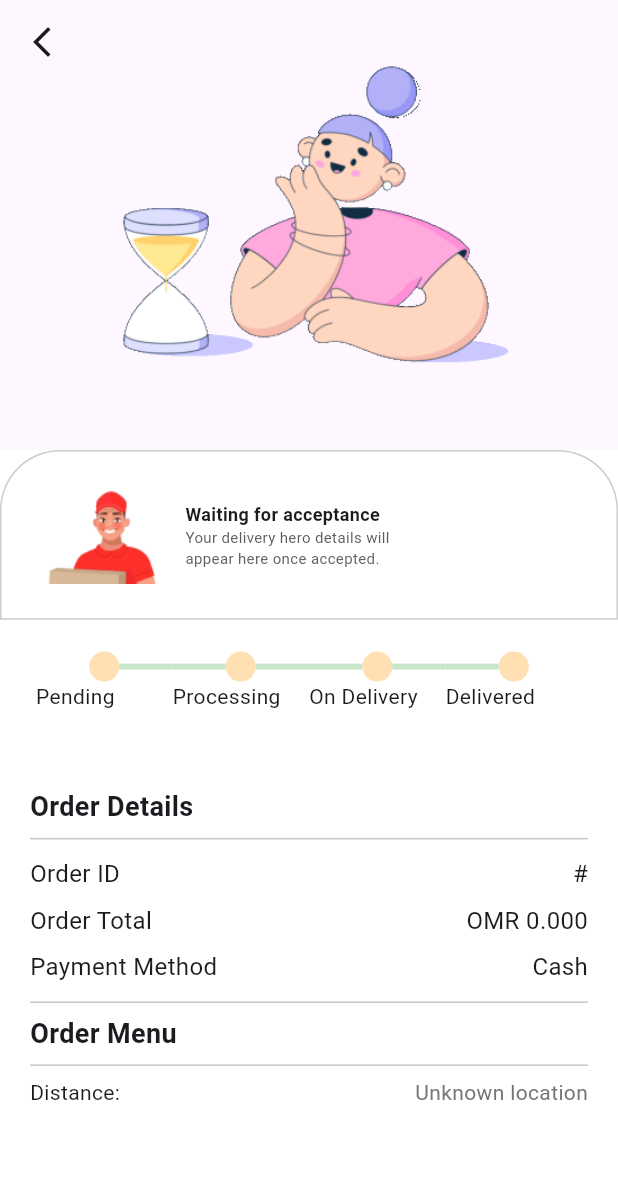
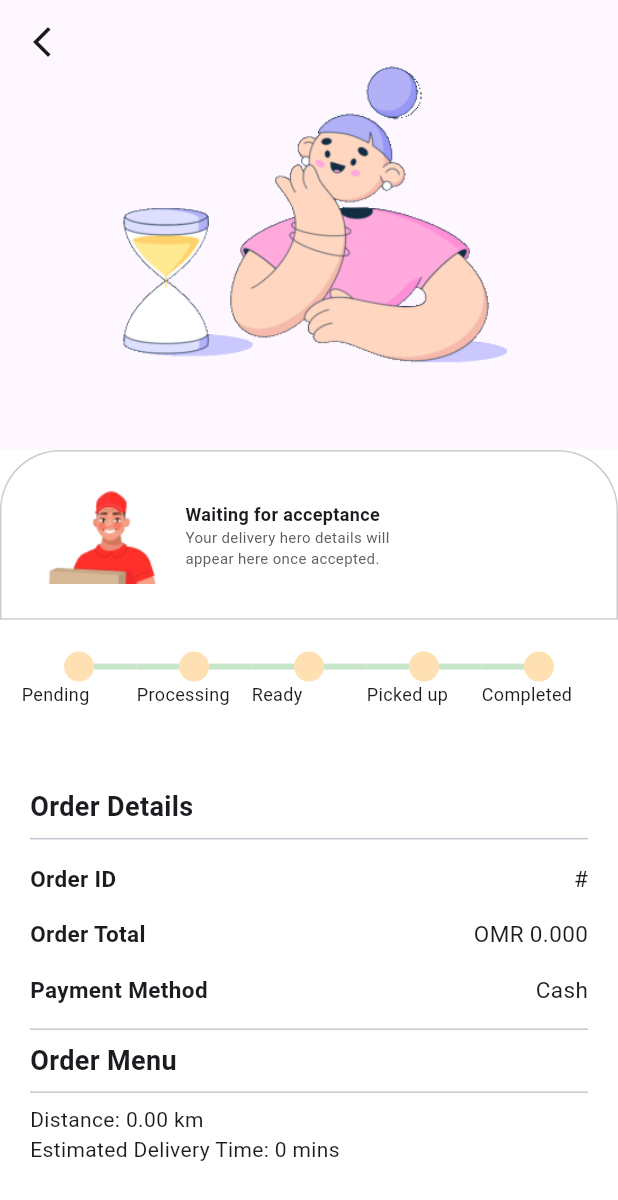
Before and after one commit to ItOntrend/Ontrend-Application, a Flutter app: the DeliveryTrackingPage screen opened directly with empty values, on a phone screen of 412 x 824 dp. Shown: the top 1200 px of the screen. Run offline on Flutter 3.47's test engine with Material 3 defaults, Android fonts, the phone set to English and light mode, and no system bars; drawn by our look-alikes of timeline_tile; our stand-ins replace another_flutter_splash_screen, cached_network_image, carousel_slider, cloud_firestore, connectivity_plus, country_picker and 16 more; missing offline and left inert: flutter_cart, google_maps_place_picker_mb, persistent_bottom_nav_bar_plus; accounts and stored records are empty; project files that could hold a hidden picture were left out.

Commit message:
location showing function comleted on dalivery tracking page

```diff
--- a/lib/controller/vendor_controller.dart
+++ b/lib/controller/vendor_controller.dart
@@ -38,6 +38,10 @@ class VendorController extends GetxController {
     } catch (e) {
       log('Error fetching user location: $e');
     }
+  }
+  Future<double> getDistance(double startLatitude, double startLongitude, double endLatitude, double endLongitude) async {
+    double distanceInMeters = Geolocator.distanceBetween(startLatitude, startLongitude, endLatitude, endLongitude);
+    return distanceInMeters / 1000; // convert to kilometers
   }
 
   Future<String> getAddressFromLatLng(double latitude, double longitude) async {
--- a/lib/view/pages/login_page.dart
+++ b/lib/view/pages/login_page.dart
@@ -19,6 +19,7 @@ class LoginPage extends StatelessWidget {
   @override
   Widget build(BuildContext context) {
     return Scaffold(
+      backgroundColor: kWhite,
       // resizeToAvoidBottomInset: false,
       body: SafeArea(
         child: SingleChildScrollView(
--- a/lib/view/pages/sub_pages/add_to_cart_page.dart
+++ b/lib/view/pages/sub_pages/add_to_cart_page.dart
@@ -70,7 +70,7 @@ class _AddToCartPageState extends State<AddToCartPage> {
                       mainAxisAlignment: MainAxisAlignment.start,
                       children: [
                         Text(
-                          "${locationController.countryName.value}",
+                          locationController.countryName.value,
                           style: const TextStyle(color: kBlue, fontSize: 10),
                         ),
                         const Icon(
@@ -94,6 +94,7 @@ class _AddToCartPageState extends State<AddToCartPage> {
             return Column(
               crossAxisAlignment: CrossAxisAlignment.start,
               children: [
+                if (hasItems) ...[
                   Container(
                     padding: const EdgeInsets.all(12),
                     margin: const EdgeInsets.symmetric(
@@ -132,7 +133,6 @@ class _AddToCartPageState extends State<AddToCartPage> {
                       ],
                     ),
                   ),
-                if (hasItems) ...[
                   OneTextHeading(heading: "Offers & Benefits".tr),
                   kHiegth15,
                   const OffersAndBenefitsCard(),
@@ -144,9 +144,36 @@ class _AddToCartPageState extends State<AddToCartPage> {
                     addedBy: addedBy,
                   ),
                   kHiegth15,
-                ],
                   const TermsAndCondition(),
                   kHiegth20,
+                ] else ...[
+                  kHiegth140,
+                  Center(
+                    child: Column(
+                      children: [
+                        const Text(
+                          "No items found in the cart.",
+                          style: TextStyle(
+                            fontSize: 18,
+                            fontWeight: FontWeight.bold,
+                          ),
+                        ),
+                        kHiegth24,
+                        ElevatedButton(
+                          style: const ButtonStyle(
+                              backgroundColor: WidgetStatePropertyAll(kWhite)),
+                          onPressed: () {
+                            Get.back();
+                          },
+                          child: const Text(
+                            "Add Items to Cart",
+                            style: TextStyle(color: kDarkOrange),
+                          ),
+                        ),
+                      ],
+                    ),
+                  ),
+                ],
               ],
             );
           }),
--- a/lib/view/pages/sub_pages/delivery_tracking_page.dart
+++ b/lib/view/pages/sub_pages/delivery_tracking_page.dart
@@ -1,4 +1,5 @@
 import 'dart:developer';
+import 'dart:math' as math;
 
 import 'package:cloud_firestore/cloud_firestore.dart';
 import 'package:flutter/material.dart';
@@ -6,7 +7,6 @@ import 'package:flutter_screenutil/flutter_screenutil.dart';
 import 'package:get/get.dart';
 import 'package:google_maps_flutter/google_maps_flutter.dart';
 import 'package:ontrend_food_and_e_commerce/controller/cart_controller.dart';
-import 'package:ontrend_food_and_e_commerce/controller/vendor_controller.dart';
 import 'package:ontrend_food_and_e_commerce/model/core/colors.dart';
 import 'package:ontrend_food_and_e_commerce/model/core/constant.dart';
 import 'package:ontrend_food_and_e_commerce/model/order_modal.dart';
@@ -20,7 +20,7 @@ class DeliveryTrackingPage extends StatefulWidget {
       required this.orderId,
       required this.latitude,
       required this.longitude});
-  final double latitude; // Change to double
+  final double latitude;
   final double longitude;
 
   @override
@@ -37,7 +37,7 @@ class _DeliveryTrackingPageState extends State<DeliveryTrackingPage> {
 
   @override
   void initState() {
-    // TODO: implement initState
+    super.initState();
     print("/////////////////////////////////////");
     log(widget.latitude.toString());
     log(widget.longitude.toString());
@@ -221,8 +221,9 @@ class _DeliveryTrackingPageState extends State<DeliveryTrackingPage> {
       List<String> steps = [
         "Pending",
         "Processing",
-        "On Delivery",
-        "Delivered"
+        "Ready",
+        "Picked up",
+        "Completed"
       ];
       int currentIndex = steps.indexOf(status);
       int stepIndex = steps.indexOf(step);
@@ -236,25 +237,56 @@ class _DeliveryTrackingPageState extends State<DeliveryTrackingPage> {
           isFirst: true,
           isLast: false,
           isPast: isPast("Pending"),
-          child: const Text("Pending"),
+          child: const Text(
+            "Pending",
+            style: TextStyle(
+              fontSize: 12,
+            ),
+          ),
         ),
         MyTimelineTile(
           isFirst: false,
           isLast: false,
           isPast: isPast("Processing"),
-          child: const Text("Processing"),
+          child: const Text(
+            "Processing",
+            style: TextStyle(
+              fontSize: 12,
+            ),
+          ),
         ),
         MyTimelineTile(
           isFirst: false,
           isLast: false,
-          isPast: isPast("On Delivery"),
-          child: const Text("On Delivery"),
+          isPast: isPast("Ready"),
+          child: const Text(
+            "Ready",
+            style: TextStyle(
+              fontSize: 12,
+            ),
+          ),
+        ),
+        MyTimelineTile(
+          isFirst: false,
+          isLast: false,
+          isPast: isPast("Picked up"),
+          child: const Text(
+            "Picked up",
+            style: TextStyle(
+              fontSize: 12,
+            ),
+          ),
         ),
         MyTimelineTile(
           isFirst: false,
           isLast: true,
-          isPast: isPast("Delivered"),
-          child: const Text("Delivered"),
+          isPast: isPast("Completed"),
+          child: const Text(
+            "Completed",
+            style: TextStyle(
+              fontSize: 12,
+            ),
+          ),
         ),
       ],
     );
@@ -288,85 +320,65 @@ class _DeliveryTrackingPageState extends State<DeliveryTrackingPage> {
                   ))
               .toList(),
           const Divider(),
-          _buildOrderDetailRow(),
+          _buildOrderDetailRow(order),
         ],
       ),
     );
   }
 
-  Widget _buildOrderDetailRow() {
-  return Padding(
-    padding: const EdgeInsets.symmetric(),
-    child: Column(
+  Widget _buildOrderDetailRow(OrderModel order) {
+    final vendorLocation = LatLng(order.restaurantLocation.lat, order.restaurantLocation.lng);
+    final userLocation = LatLng(widget.latitude, widget.longitude);
+    final distance = _calculateDistance(vendorLocation, userLocation);
+    final deliveryTime = _estimateDeliveryTime(distance);
+
+    return Column(
+      crossAxisAlignment: CrossAxisAlignment.start,
       children: [
-        Row(
-          mainAxisAlignment: MainAxisAlignment.spaceBetween,
-          children: [
-            const Text(
-              "Distance:",
-            ),
-            FutureBuilder<String>(
-              future: Get.find<VendorController>()
-                  .getAddressFromLatLng(widget.latitude, widget.longitude),
-              builder: (context, snapshot) {
-                if (snapshot.connectionState == ConnectionState.waiting) {
-                  return Text(
-                    'Fetching location...',
-                    style: TextStyle(
-                      color: Colors.grey[600],
-                      fontSize: 14,
-                    ),
-                  );
-                } else if (snapshot.hasError) {
-                  return Text(
-                    'Location information unavailable',
-                    style: TextStyle(
-                      color: Colors.grey[600],
-                      fontSize: 14,
-                    ),
-                  );
-                } else if (snapshot.hasData) {
-                  return Text(
-                    snapshot.data!,
-                    style: TextStyle(
-                      color: Colors.grey[600],
-                      fontSize: 14,
-                    ),
-                  );
-                } else {
-                  return Text(
-                    'Unknown location',
-                    style: TextStyle(
-                      color: Colors.grey[600],
-                      fontSize: 14,
-                    ),
-                  );
-                }
-              },
-            ),
-          ],
-        ),
-        kHiegth30,
+        Text("Distance: ${distance.toStringAsFixed(2)} km"),
+        Text("Estimated Delivery Time: ${deliveryTime.toStringAsFixed(0)} mins"),
       ],
-    ),
-  );
-}
+    );
+  }
 
+  double _calculateDistance(LatLng start, LatLng end) {
+    const double earthRadius = 6371; // Radius of the Earth in kilometers
 
-  Widget _buildOrderDetailRowTwo(String label, String value) {
+    final double dLat = _degreeToRadian(end.latitude - start.latitude);
+    final double dLon = _degreeToRadian(end.longitude - start.longitude);
+
+    final double a = math.sin(dLat / 2) * math.sin(dLat / 2) +
+        math.cos(_degreeToRadian(start.latitude)) *
+            math.cos(_degreeToRadian(end.latitude)) *
+            math.sin(dLon / 2) *
+            math.sin(dLon / 2);
+
+    final double c = 2 * math.atan2(math.sqrt(a), math.sqrt(1 - a));
+    final double distance = earthRadius * c;
+
+    return distance;
+  }
+
+  double _degreeToRadian(double degree) {
+    return degree * (math.pi / 180);
+  }
+
+  double _estimateDeliveryTime(double distance) {
+    // Assume an average speed of 40 km/h
+    const double averageSpeed = 40;
+    final double time = (distance / averageSpeed) * 60; // time in minutes
+    return time;
+  }
+
+  Widget _buildOrderDetailRowTwo(String title, String value) {
     return Padding(
-      padding: const EdgeInsets.symmetric(vertical: 4.0),
+      padding: const EdgeInsets.symmetric(vertical: 8),
       child: Row(
         mainAxisAlignment: MainAxisAlignment.spaceBetween,
         children: [
-          Text(
-            label,
-            style: const TextStyle(fontSize: 16.0),
-          ),
-          Text(
-            value,
-            style: const TextStyle(fontSize: 16.0),
-          ),
+          Text(title,
+              style: const TextStyle(fontSize: 15, fontWeight: FontWeight.bold)),
+          Text(value, style: const TextStyle(fontSize: 15)),
         ],
       ),
     );
--- a/lib/view/pages/sub_pages/widgets/change_textfield.dart
+++ b/lib/view/pages/sub_pages/widgets/change_textfield.dart
@@ -36,6 +36,11 @@ class _ChangeTextfieldState extends State<ChangeTextfield> {
   void toggleEditable() {
     setState(() {
       isEditable = !isEditable;
+      if (!isEditable) {
+        // Save the updated value to the controller
+        _controller.text = _controller.text;
+        // Here you can also call a method to save the data to Firebase or other storage
+      }
     });
   }
 
@@ -59,7 +64,7 @@ class _ChangeTextfieldState extends State<ChangeTextfield> {
               onPressed: toggleEditable,
               child: Text(
                 isEditable ? 'Save'.tr : 'Change'.tr,
-                style:const TextStyle(color: kOrange),
+                style: const TextStyle(color: kOrange),
               ),
             ),
           ],
--- a/lib/view/pages/sub_pages/widgets/my_timeline_tile.dart
+++ b/lib/view/pages/sub_pages/widgets/my_timeline_tile.dart
@@ -24,7 +24,7 @@ class MyTimelineTile extends StatelessWidget {
   Widget build(BuildContext context) {
     return SizedBox(
       height: 80.h,
-      width: 95.w,
+      width: 80.w,
       child: TimelineTile(
         axis: TimelineAxis.horizontal,
         isFirst: isFirst,
--- a/lib/view/pages/user_profile_page.dart
+++ b/lib/view/pages/user_profile_page.dart
@@ -120,7 +120,7 @@ class UserProfilePage extends StatelessWidget {
                 Obx(() {
                   return ChangeTextfield(
                       hintText: "*Name...".tr,
-                      initialValue: "${userController.firstName.value}"
+                      initialValue: userController.firstName.value
                       // userDetail['firstName'] ?? '',
                       );
                 }),
@@ -128,13 +128,13 @@ class UserProfilePage extends StatelessWidget {
                 Obx(() {
                   return ChangeTextfield(
                       hintText: "*Email...".tr,
-                      initialValue: "${userController.email.value}");
+                      initialValue: userController.email.value);
                 }),
                 kHiegth20,
                 Obx(() {
                   return ChangeTextfield(
                     hintText: "Nationality".tr,
-                    initialValue: "${userController.nationality.value}",
+                    initialValue: userController.nationality.value,
                   );
                 }),
                 kHiegth25,
--- a/lib/view/widgets/food_item_card.dart
+++ b/lib/view/widgets/food_item_card.dart
@@ -2,6 +2,7 @@ import 'package:flutter/material.dart';
 import 'package:flutter_screenutil/flutter_screenutil.dart';
 import 'package:get/get.dart';
 import 'package:ontrend_food_and_e_commerce/controller/cart_controller.dart';
+import 'package:ontrend_food_and_e_commerce/controller/language_controller.dart';
 import 'package:ontrend_food_and_e_commerce/model/core/colors.dart';
 import 'package:ontrend_food_and_e_commerce/model/item_model.dart';
 import 'package:ontrend_food_and_e_commerce/view/pages/sub_pages/item_view_page.dart';
@@ -35,6 +36,7 @@ class FoodItemCard extends StatefulWidget {
 
 class _FoodItemCardState extends State<FoodItemCard> {
   final CartController cartController = Get.find<CartController>();
+  final LanguageController languageController = Get.find<LanguageController>();
 
   @override
   Widget build(BuildContext context) {
@@ -71,8 +73,11 @@ class _FoodItemCardState extends State<FoodItemCard> {
       ),
       child: Stack(
         children: [
-          Align(
-            alignment: Alignment.topRight,
+          Obx(() {
+            final isEnglish =
+                languageController.currentLanguage.value.languageCode == 'en';
+            return Align(
+              alignment: isEnglish ? Alignment.topRight : Alignment.topLeft,
               child: GestureDetector(
                 onTap: () => Get.to(() => ItemViewPage(item: item)),
                 child: ClipRRect(
@@ -85,7 +90,8 @@ class _FoodItemCardState extends State<FoodItemCard> {
                   ),
                 ),
               ),
-          ),
+            );
+          }),
           Column(
             crossAxisAlignment: CrossAxisAlignment.start,
             children: [
```
Lines whose indentation alone changed are shown as unchanged.
